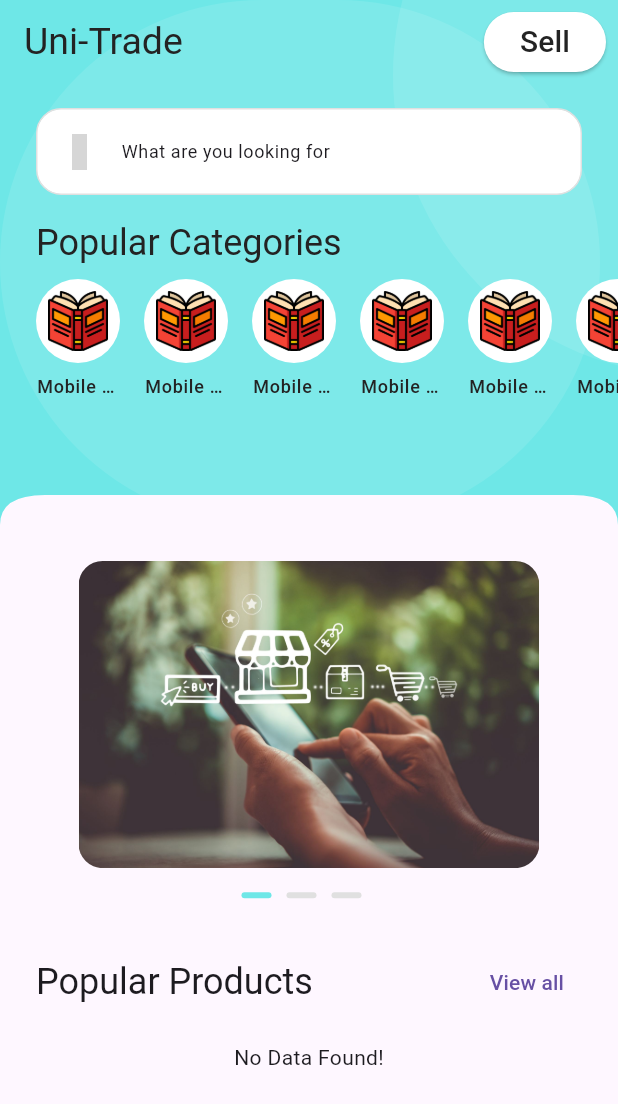
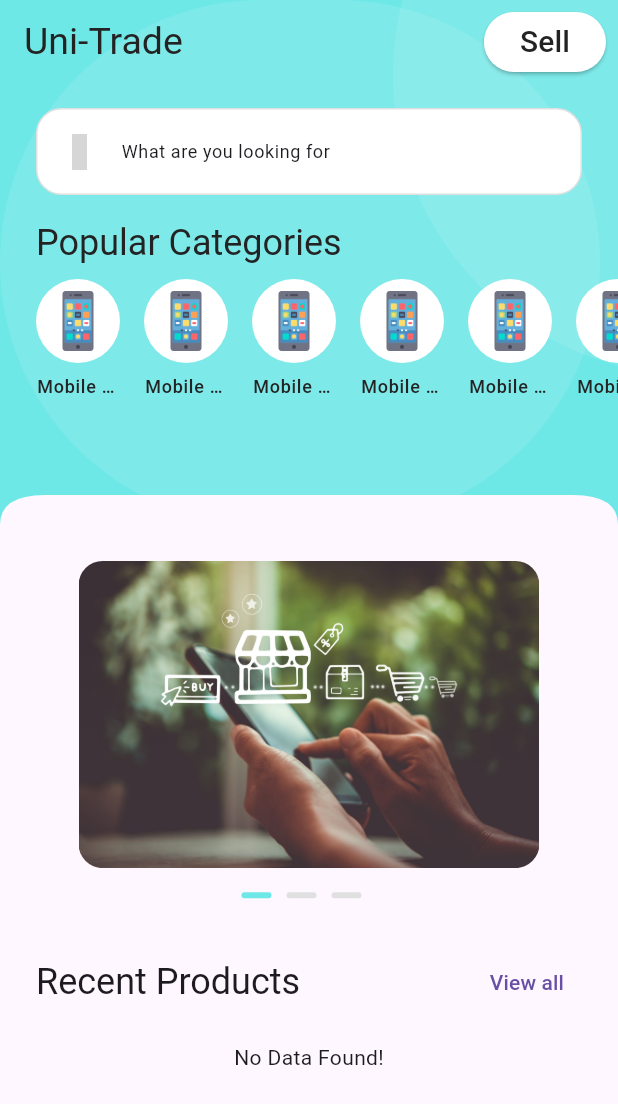
Before and after one commit to hariscoder3/Uni_Trade, a Flutter app: the HomeScreen screen opened directly, on a phone screen of 412 x 824 dp. Shown: the top 1104 px of the screen. Run offline on Flutter 3.47's test engine with Material 3 defaults, Android fonts, the phone set to English and light mode, and no system bars; drawn by our look-alikes of carousel_slider; our stand-ins replace cached_network_image, cloud_firestore, connectivity_plus, firebase_auth, firebase_core, firebase_storage and 9 more; accounts and stored records are empty; grey boxes are pictures that could not be loaded.

Commit message:
change cateogory photo

```diff
--- a/lib/utils/features/authentication/screens/home/home.dart
+++ b/lib/utils/features/authentication/screens/home/home.dart
@@ -73,7 +73,7 @@ class HomeScreen extends StatelessWidget {
 
                   ///Heading
                   TSectionHeading(
-                      title: 'Popular Products',
+                      title: 'Recent Products',
                       onPressed: () => Get.to(() => AllProducts())),
                   const SizedBox(height: TSizes.spaceBtwItems),
 
--- a/lib/utils/features/authentication/screens/home/widgets/home_categories.dart
+++ b/lib/utils/features/authentication/screens/home/widgets/home_categories.dart
@@ -20,7 +20,7 @@ class THomeCategories extends StatelessWidget {
         scrollDirection: Axis.horizontal,
         itemBuilder: (_, index) {
           return TVerticalImageText(
-            image: "assets/icons/book.png",
+            image: "assets/icons/smartphone.png",
             title: 'Mobile Phones',
             onTap: () => Get.to(() => const SubCategoriesScreen()),
             textColor: TColors.black,
--- a/lib/utils/features/authentication/screens/my_products/my_products.dart
+++ b/lib/utils/features/authentication/screens/my_products/my_products.dart
@@ -17,7 +17,8 @@ class ProductsScreen extends StatelessWidget {
       appBar: AppBar(
         title: const Text('My Products'),
       ),
-      body: Column(
+      body: SingleChildScrollView(
+        child: Column(
           // mainAxisAlignment: MainAxisAlignment.center,
           children: [
             /// Products
@@ -39,6 +40,7 @@ class ProductsScreen extends StatelessWidget {
             }), //Obx
           ], // Children
         ),
+      ),
     );
   }
 }
```
Also changed, not shown: assets/icons/smartphone.png (added). Lines whose indentation alone changed are shown as unchanged.
